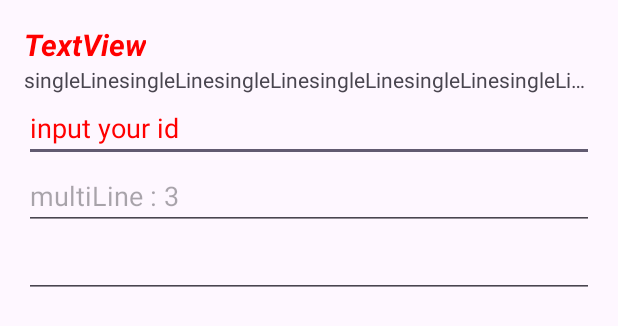
After one commit to rmfgh2004/WidgetSampleApp, an Android app: the layout widget_text.xml on its own in the app's theme, with its tools: preview values and no code run, on a phone screen of 412 x 824 dp. The commit adds this screen. Shown: the top 326 px of the screen. Run offline under Robolectric (Android 15) with nearby library versions, the phone set to English and light mode, and no system bars.

Commit message:
study text widget

```diff
--- /dev/null
+++ b/app/src/main/res/layout/widget_text.xml
@@ -0,0 +1,48 @@
+<?xml version="1.0" encoding="utf-8"?>
+<LinearLayout xmlns:android="http://schemas.android.com/apk/res/android"
+    android:id="@+id/main"
+    android:layout_width="match_parent"
+    android:layout_height="match_parent"
+    android:orientation="vertical"
+    android:padding="16dp">
+
+    <TextView
+        android:layout_width="wrap_content"
+        android:layout_height="wrap_content"
+        android:text="TextView"
+        android:textColor="#FFFF0000"
+        android:textStyle="bold|italic"
+        android:textSize="20sp"
+        />
+
+    <TextView
+        android:layout_width="wrap_content"
+        android:layout_height="wrap_content"
+        android:text="singleLinesingleLinesingleLinesingleLinesingleLinesingleLinesingleLine"
+        android:maxLines="1"
+        android:ellipsize="end"/>
+
+    <EditText
+        android:layout_width="match_parent"
+        android:layout_height="wrap_content"
+        android:hint="input your id"
+        android:textColorHint="#FFFF0000"
+        android:selectAllOnFocus="true"
+        android:textColorHighlight="#FF0000FF"
+        android:maxLength="10"/>
+
+    <EditText
+        android:layout_width="match_parent"
+        android:layout_height="wrap_content"
+        android:inputType="textMultiLine"
+        android:maxLines="3"
+        android:hint="multiLine : 3"
+        android:imeOptions="actionSearch"/>
+
+    <AutoCompleteTextView
+        android:id="@+id/tv_auto"
+        android:layout_width="match_parent"
+        android:layout_height="wrap_content"
+        />
+
+</LinearLayout>
```
Also changed, not shown: app/src/main/java/com/example/widgetsampleapp/MainActivity.kt (+9 -1 lines), app/src/main/res/values/arrays.xml (added, +32 -0 lines).
